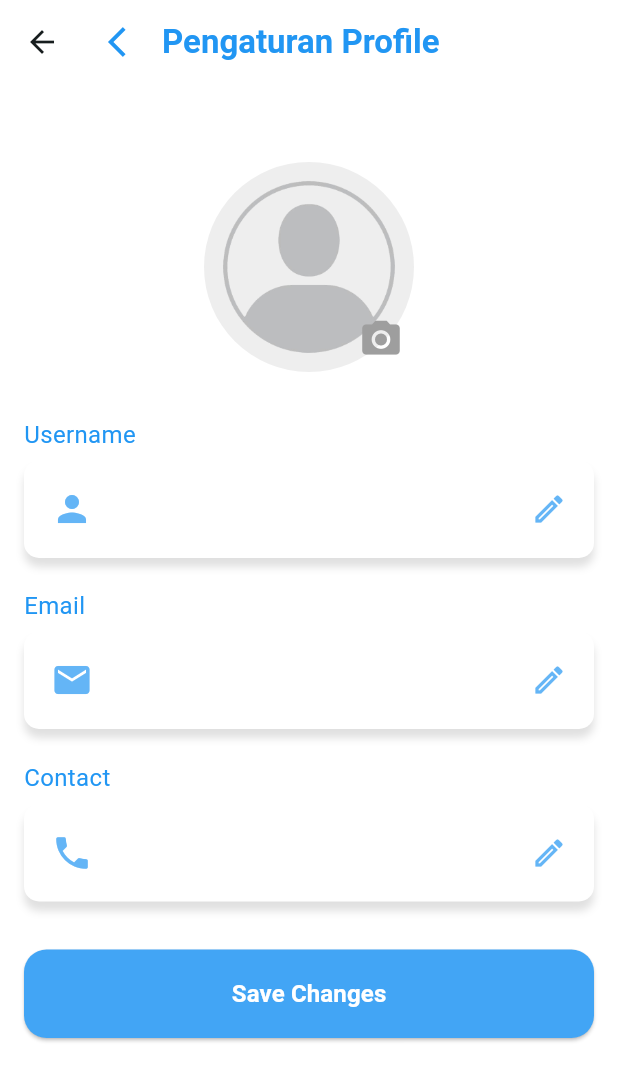
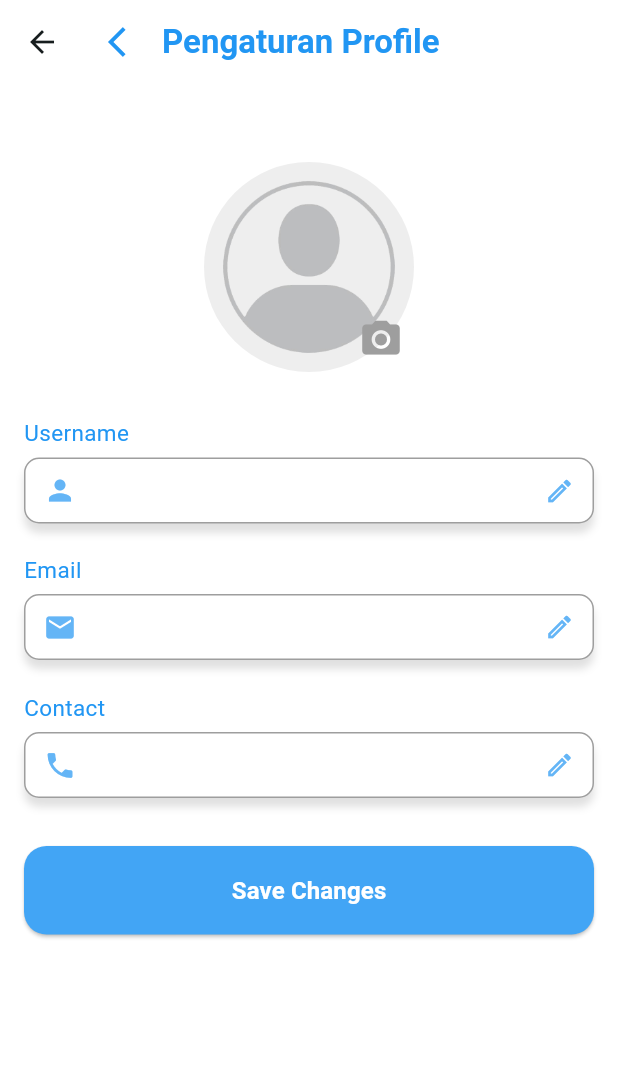
Before and after one commit to Alfatihahrizqullaab/Project_PAB1_Futsal, a Flutter app: the ProfilePage screen opened directly, on a phone screen of 412 x 824 dp. Shown: the top 1081 px of the screen. Run offline on Flutter 3.47's test engine with Material 3 defaults, Android fonts, the phone set to English and light mode, and no system bars; our stand-ins replace firebase_auth, firebase_core, google_sign_in, shared_preferences; missing offline and left inert: encrypt; accounts and stored records are empty.

Commit message:
update detail profil & profile item

```diff
--- a/app_lapangan_futsal/lib/widget/profile_item.dart
+++ b/app_lapangan_futsal/lib/widget/profile_item.dart
@@ -7,6 +7,8 @@ class ProfileItem extends StatefulWidget {
   final bool showEditIcon;
   final VoidCallback? onEditPressed;
   final Color iconColor;
+  final ValueChanged<String>? onChanged;
+  final ValueChanged<String>? onSaved;
 
   const ProfileItem({
     super.key,
@@ -15,6 +17,8 @@ class ProfileItem extends StatefulWidget {
     required this.value,
     this.showEditIcon = false,
     this.onEditPressed,
+    this.onChanged,
+    this.onSaved,
     this.iconColor = Colors.blue,
   });
 
@@ -25,19 +29,39 @@ class ProfileItem extends StatefulWidget {
 class _ProfileItemState extends State<ProfileItem> {
   // TODO: 1. Membuat variabel untuk edit mode
   bool isEditing = false;
-  late TextEditingController controller;
+  TextEditingController controller = TextEditingController();
 
   @override
   void initState() {
     super.initState();
-    controller = TextEditingController(text: widget.value);
+    controller.text = widget.value ?? '';
+  }
+
+  @override
+  void didUpdateWidget(covariant ProfileItem oldWidget) {
+    super.didUpdateWidget(oldWidget);
+
+    if (oldWidget.value != widget.value) {
+      controller.text = widget.value ?? '';
+    }
+  }
+
+  @override
+  void dispose() {
+    controller.dispose();
+    super.dispose();
   }
 
   // Variabel untuk Membuat tombol edit di keyboard bisa di tekan
   void finishEditing() {
+    widget.onChanged?.call(controller.text);
     setState(() {
       isEditing = false;
     });
+  }
+
+  void saveValue() {
+    widget.onSaved?.call(controller.text);
   }
 
   @override
@@ -50,18 +74,19 @@ class _ProfileItemState extends State<ProfileItem> {
           // Label di atas (username, email, phone number)
           Text(
             widget.label,
-            style: const TextStyle(fontSize: 16, color: Colors.blue),
+            style: const TextStyle(fontSize: 15, color: Colors.blue),
           ),
           const SizedBox(height: 6),
 
           // Box Putih + shadow + isi row
           Container(
             width: double.infinity,
-            height: 65,
-            padding: const EdgeInsets.symmetric(horizontal: 18, vertical: 14),
+            // height: 40,
+            padding: const EdgeInsets.symmetric(horizontal: 12, vertical: 10),
             decoration: BoxDecoration(
               color: Colors.white,
               borderRadius: BorderRadius.circular(10),
+              border: Border.all(color: Colors.grey),
               boxShadow: [
                 BoxShadow(
                   color: Colors.black12,
@@ -73,7 +98,7 @@ class _ProfileItemState extends State<ProfileItem> {
 
             child: Row(
               children: [
-                Icon(widget.icon, color: widget.iconColor, size: 28),
+                Icon(widget.icon, color: widget.iconColor, size: 22),
                 // SizedBox(width: 12,),
                 // const Text(':', style: TextStyle(fontSize: 16, fontWeight: FontWeight.bold),),
                 const SizedBox(width: 16),
@@ -85,8 +110,11 @@ class _ProfileItemState extends State<ProfileItem> {
                           controller: controller,
                           autofocus: true,
                           style: const TextStyle(fontSize: 16),
+                          // textAlignVertical: TextAlignVertical.center,
                           decoration: const InputDecoration(
                             border: InputBorder.none,
+                            isDense: true,
+                            // contentPadding: EdgeInsets.zero
                           ),
 
                           // Membuat tombol centang di keyboard bisa di tekan setelah selesai edit
@@ -98,11 +126,10 @@ class _ProfileItemState extends State<ProfileItem> {
                             finishEditing();
                           },
                         )
-
                       : Text(
                           controller.text,
                           style: const TextStyle(
-                            fontSize: 16,
+                            fontSize: 15,
                             color: Colors.black87,
                           ),
                         ),
@@ -113,6 +140,7 @@ class _ProfileItemState extends State<ProfileItem> {
                   onTap: () {
                     setState(() {
                       if (isEditing) {
+                        widget.onSaved?.call(controller.text);
                         // save value
                         // kalau mau menyimpan di data  base tambhkan di sini
                       }
@@ -124,6 +152,7 @@ class _ProfileItemState extends State<ProfileItem> {
                     color: widget.showEditIcon
                         ? widget.iconColor
                         : Colors.transparent,
+                    size: 20,
                   ),
                 ),
               ],
--- a/app_lapangan_futsal/pubspec.yaml
+++ b/app_lapangan_futsal/pubspec.yaml
@@ -2,7 +2,7 @@ name: app_lapangan_futsal
 description: "A new Flutter project."
 # The following line prevents the package from being accidentally published to
 # pub.dev using `flutter pub publish`. This is preferred for private packages.
-publish_to: 'none' # Remove this line if you wish to publish to pub.dev
+publish_to: "none" # Remove this line if you wish to publish to pub.dev
 
 # The following defines the version and build number for your application.
 # A version number is three numbers separated by dots, like 1.2.43
@@ -34,6 +34,8 @@ dependencies:
   font_awesome_flutter: ^10.7.0
   shared_preferences: ^2.5.4
   encrypt: ^5.0.3
+  image_picker: ^1.0.7
+  image_picker_for_web: ^3.0.0
 
   flutter:
     sdk: flutter
@@ -58,7 +60,6 @@ dev_dependencies:
 
 # The following section is specific to Flutter packages.
 flutter:
-
   # The following line ensures that the Material Icons font is
   # included with your application, so that you can use the icons in
   # the material Icons class.
```
Also changed, not shown: app_lapangan_futsal/pubspec.lock.
